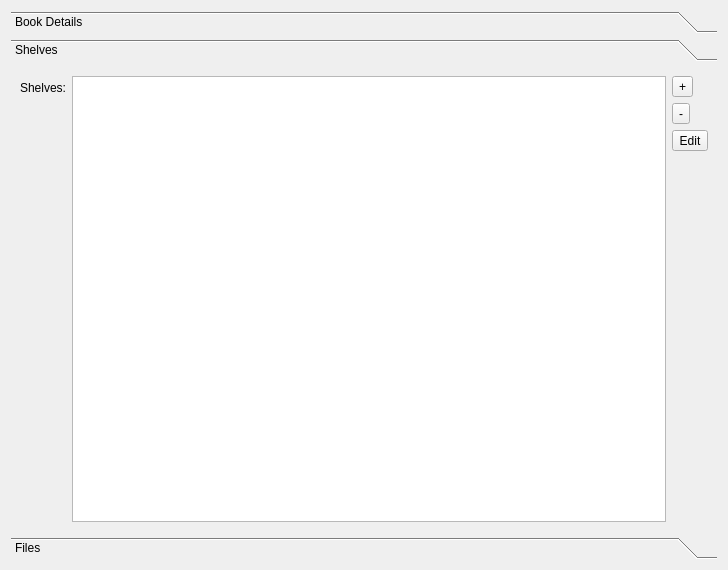
This is src/book_editor.ui in chrmorais/aranduka as Qt 5 draws it before an edit. The edited form follows.
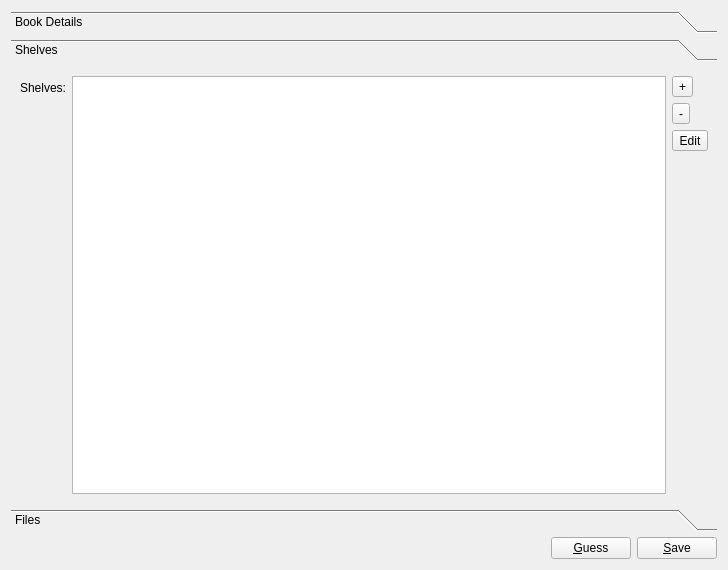
This is the edited form. The open tabs and pages were chosen to show the change. Icons and pictures are not drawn.

Commit message: Make the revamped book editor work again

```diff
--- a/src/book_editor.ui
+++ b/src/book_editor.ui
@@ -13,7 +13,7 @@
   <property name="windowTitle">
    <string>Form</string>
   </property>
-  <layout class="QHBoxLayout" name="horizontalLayout">
+  <layout class="QVBoxLayout" name="verticalLayout">
    <item>
     <widget class="QToolBox" name="page3">
      <property name="currentIndex">
@@ -143,8 +143,8 @@
        <rect>
         <x>0</x>
         <y>0</y>
-        <width>180</width>
-        <height>105</height>
+        <width>710</width>
+        <height>429</height>
        </rect>
       </property>
       <attribute name="label">
@@ -267,6 +267,37 @@
      </widget>
     </widget>
    </item>
+   <item>
+    <layout class="QHBoxLayout" name="horizontalLayout">
+     <item>
+      <spacer name="horizontalSpacer_2">
+       <property name="orientation">
+        <enum>Qt::Horizontal</enum>
+       </property>
+       <property name="sizeHint" stdset="0">
+        <size>
+         <width>40</width>
+         <height>20</height>
+        </size>
+       </property>
+      </spacer>
+     </item>
+     <item>
+      <widget class="QPushButton" name="guess">
+       <property name="text">
+        <string>&amp;Guess</string>
+       </property>
+      </widget>
+     </item>
+     <item>
+      <widget class="QPushButton" name="save">
+       <property name="text">
+        <string>&amp;Save</string>
+       </property>
+      </widget>
+     </item>
+    </layout>
+   </item>
   </layout>
  </widget>
  <resources/>
```
Left out of the diff: 6 changed lines with no effect on the pictures.
